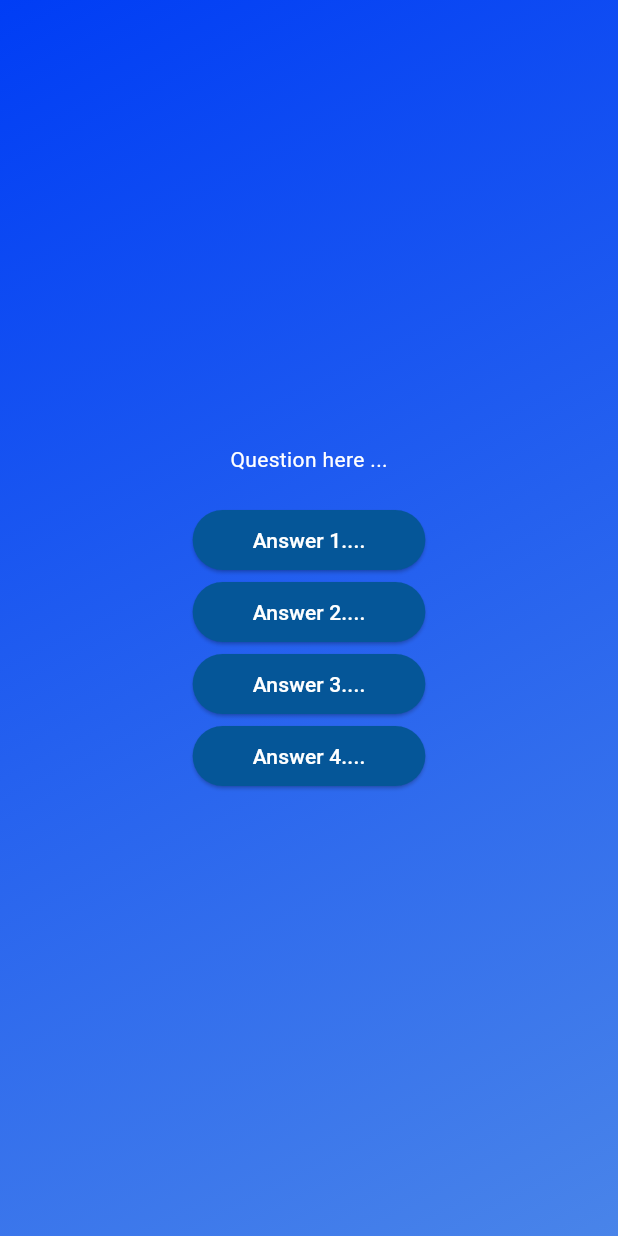
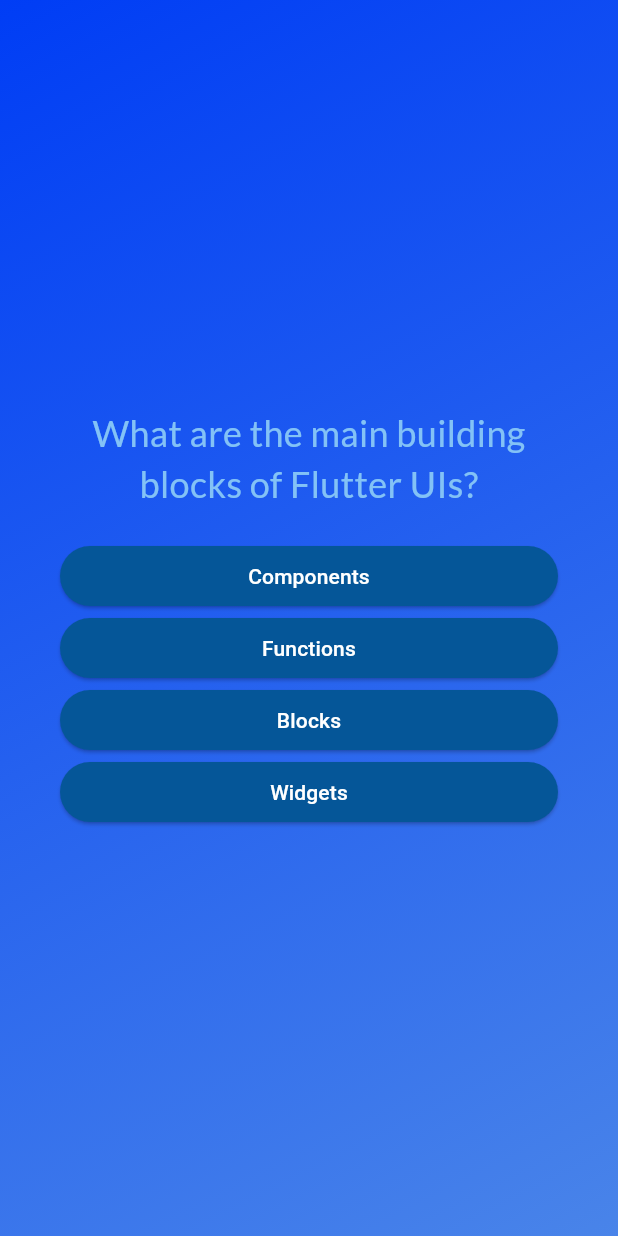
Before and after one commit to samingocoding/flutter-training-course, a Flutter app: the screen it shows after launch, after a tap on "Start Quiz", on a phone screen of 412 x 824 dp. Run offline on Flutter 3.47's test engine with Material 3 defaults, Android fonts, the phone set to English and light mode, and no system bars; our stand-ins replace google_fonts.

Commit message:
implemened quiz app

```diff
--- a/adv_basics/lib/answer_button.dart
+++ b/adv_basics/lib/answer_button.dart
@@ -10,10 +10,10 @@ class AnswerButton extends StatelessWidget{
   Widget build(BuildContext context) {
    return ElevatedButton(
     onPressed: onPress,
-     child: Text(text),
+     child: Text(text, textAlign: TextAlign.center),
      style: ElevatedButton.styleFrom(
-      padding: EdgeInsets.symmetric(vertical: 10, horizontal: 40),
-      backgroundColor: Color.fromARGB(255, 5, 86, 152),
+      padding: const EdgeInsets.symmetric(vertical: 10, horizontal: 20),
+      backgroundColor: const Color.fromARGB(255, 5, 86, 152),
       foregroundColor: Colors.white,
       shape: RoundedRectangleBorder(
         borderRadius: BorderRadius.circular(40))
--- a/adv_basics/lib/models/quiz_question.dart
+++ b/adv_basics/lib/models/quiz_question.dart
@@ -2,4 +2,10 @@ class QuizQuestion{
   const QuizQuestion(this.text, this.answers);
   final String text;
   final List<String> answers;
+
+  List<String> getShuffeldAnswers(){
+    final shuffeled = List.of(answers);
+    shuffeled.shuffle();
+    return shuffeled;
+  }
 }
--- a/adv_basics/lib/quiz.dart
+++ b/adv_basics/lib/quiz.dart
@@ -1,4 +1,6 @@
+import 'package:adv_basics/data/questions.dart';
 import 'package:adv_basics/quiz_questions.dart';
+import 'package:adv_basics/results_screen.dart';
 import 'package:adv_basics/start_page.dart';
 import 'package:flutter/material.dart';
 
@@ -11,6 +13,7 @@ class Quiz extends StatefulWidget{
   }
 }
 class _QuizState extends State<Quiz>{
+  List<String> selectedAnswers = [];
 
   var activeScreen;
 
@@ -24,13 +27,25 @@ class _QuizState extends State<Quiz>{
       activeScreen = 'start-questions';
     });
   }
+  void chooseAnswer(String choosedAnswer){
+    selectedAnswers.add(choosedAnswer);
+    if(selectedAnswers.length == questions.length){
+       setState((){
+        selectedAnswers = [];
+      activeScreen = 'result-screen';
+    });
+    }
+  }
 
   @override
   Widget build(BuildContext context) {
     //Conditional with if
     Widget widgetScreen = StartPage(switchScreen);
     if(activeScreen == 'start-questions'){
-      widgetScreen = const QuizQuestions();
+      widgetScreen =  QuizQuestions(onSelectAnswer: chooseAnswer);
+    }
+    if(activeScreen == 'result-screen'){
+      widgetScreen =  ResultsScreen(choosedAnswers: selectedAnswers,);
     }
 
     return MaterialApp(
--- a/adv_basics/lib/quiz_questions.dart
+++ b/adv_basics/lib/quiz_questions.dart
@@ -1,9 +1,12 @@
 import 'package:adv_basics/answer_button.dart';
 import 'package:adv_basics/start_page.dart';
+import 'package:adv_basics/data/questions.dart';
 import 'package:flutter/material.dart';
+import 'package:google_fonts/google_fonts.dart';
 
 class QuizQuestions extends StatefulWidget{
-  const QuizQuestions({super.key});
+  const QuizQuestions({super.key, required this.onSelectAnswer});
+  final void Function(String answer) onSelectAnswer;
 
   @override
   _QuizQuestionState createState() {
@@ -11,26 +14,42 @@ class QuizQuestions extends StatefulWidget{
   }
 }
 class _QuizQuestionState extends State<QuizQuestions>{
-  @override
-  void setState(VoidCallback fn) {
 
+  var currentIndex = 0;
+  void answerQuestion(String answer){
+    widget.onSelectAnswer(answer);
+    setState(() {
+      currentIndex++;
+    });
   }
+
 
   @override
   Widget build(BuildContext context) {
+    final currentQuestion = questions[currentIndex];
     return SizedBox(
       width: double.infinity,
-      child: Column(
-        mainAxisAlignment: MainAxisAlignment.center,
-        children: [
-          const Text("Question here ...", style: TextStyle(color: Colors.white ),),
-          const SizedBox(height: 20,),
-          AnswerButton(text: "Answer 1....", onPress: (){}),
-          AnswerButton(text: "Answer 2....", onPress: (){}),
-          AnswerButton(text: "Answer 3....", onPress: (){}),
-          AnswerButton(text: "Answer 4....", onPress: (){}),
-        ],
+      child: Container(
+        margin: EdgeInsets.all(40),
+        child: Column(
+          mainAxisAlignment: MainAxisAlignment.center,
+          crossAxisAlignment: CrossAxisAlignment.stretch,
+          children: [
+             Text(
+              currentQuestion.text,
+               style: GoogleFonts.lato(color: Color.fromARGB(255, 131, 194, 246) , fontSize: 24),
+               textAlign: TextAlign.center,
+               ),
+            const SizedBox(height: 20,),
+            ...currentQuestion.getShuffeldAnswers().map((answer){
+                return AnswerButton(text: answer, onPress: (){
+                  answerQuestion(answer);
+                });
+            })
 
+          ],
+
+        ),
       ),
     );
   }
--- a/adv_basics/pubspec.yaml
+++ b/adv_basics/pubspec.yaml
@@ -35,6 +35,7 @@ dependencies:
   # The following adds the Cupertino Icons font to your application.
   # Use with the CupertinoIcons class for iOS style icons.
   cupertino_icons: ^1.0.2
+  google_fonts: ^6.2.0
 
 dev_dependencies:
   flutter_test:
```
Also changed, not shown: adv_basics/lib/results_screen.dart (added, +39 -0 lines), adv_basics/pubspec.lock, 13 other files.
